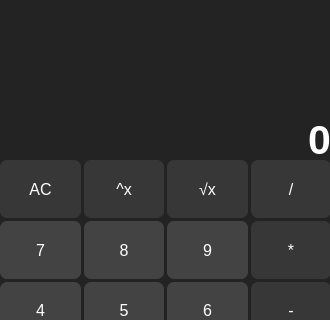
Old version of the form app.ui in the repository PirinenAO/qt-calculator; both pictures show x 0 to 330 and y 0 to 320 of the 330 by 465 pixel window.
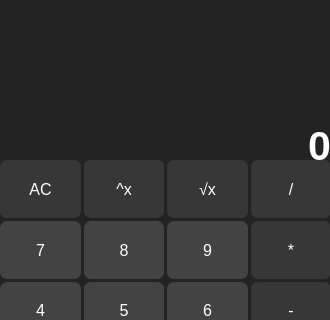
New version of the form.

The edit to the form file:
```diff
--- a/app.ui
+++ b/app.ui
@@ -61,7 +61,7 @@
       <x>0</x>
       <y>92</y>
       <width>331</width>
-      <height>71</height>
+      <height>77</height>
      </rect>
     </property>
     <layout class="QVBoxLayout" name="Main_Display">
@@ -77,6 +77,7 @@
         <font>
          <family>Arial</family>
          <pointsize>31</pointsize>
+         <weight>75</weight>
          <bold>true</bold>
         </font>
        </property>
```
Left out of the diff: 3 changed lines with no effect on the pictures.
